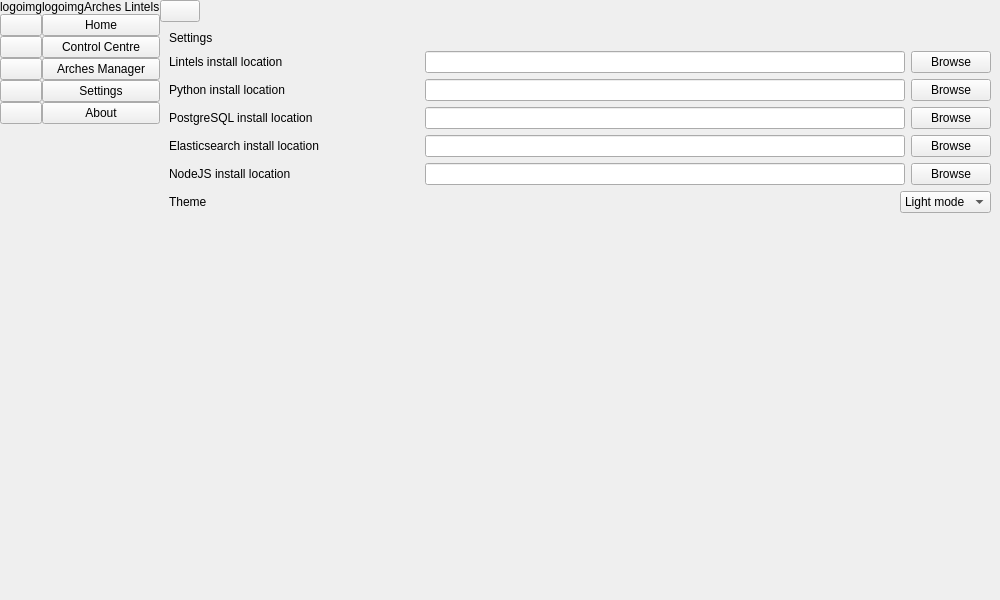
First picture: the form in arches_lintels/ui/ui_mainwindow.ui, repository k-int/arches-lintels, before the edit.
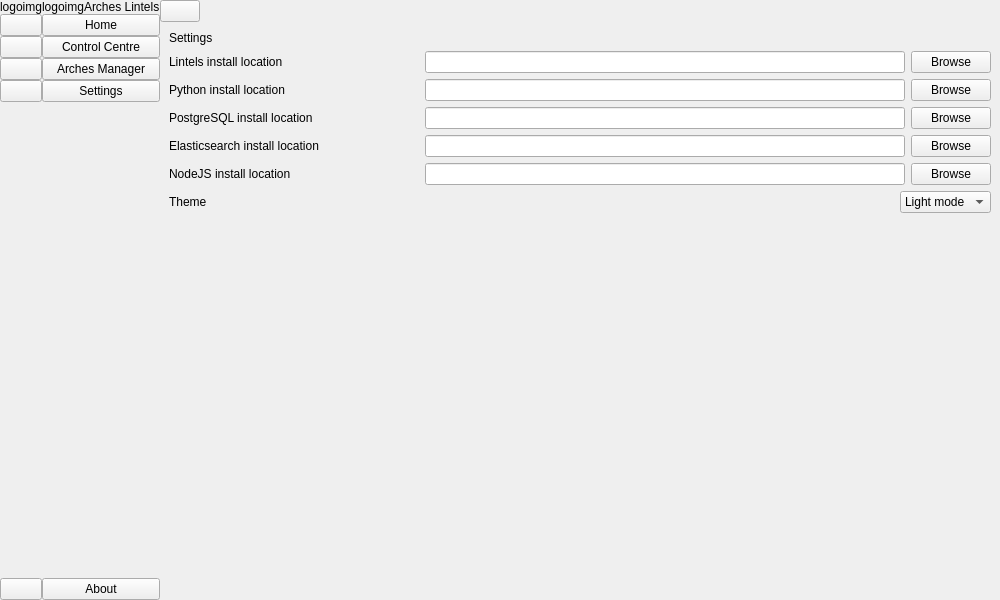
Second picture: the form after the edit.

Commit message: Move about page to bottom of navbar

What changed in the file:
```diff
--- a/arches_lintels/ui/ui_mainwindow.ui
+++ b/arches_lintels/ui/ui_mainwindow.ui
@@ -104,6 +104,19 @@
            </property>
           </widget>
          </item>
+         <item>
+          <spacer name="verticalSpacer">
+           <property name="orientation">
+            <enum>Qt::Orientation::Vertical</enum>
+           </property>
+           <property name="sizeHint" stdset="0">
+            <size>
+             <width>20</width>
+             <height>428</height>
+            </size>
+           </property>
+          </spacer>
+         </item>
          <item>
           <widget class="QPushButton" name="aboutIconOnly">
            <property name="text">
@@ -113,19 +126,6 @@
          </item>
         </layout>
        </item>
-       <item>
-        <spacer name="verticalSpacer">
-         <property name="orientation">
-          <enum>Qt::Orientation::Vertical</enum>
-         </property>
-         <property name="sizeHint" stdset="0">
-          <size>
-           <width>20</width>
-           <height>428</height>
-          </size>
-         </property>
-        </spacer>
-       </item>
       </layout>
      </widget>
     </item>
@@ -225,6 +225,19 @@
            </property>
           </widget>
          </item>
+         <item>
+          <spacer name="verticalSpacer_2">
+           <property name="orientation">
+            <enum>Qt::Orientation::Vertical</enum>
+           </property>
+           <property name="sizeHint" stdset="0">
+            <size>
+             <width>20</width>
+             <height>428</height>
+            </size>
+           </property>
+          </spacer>
+         </item>
          <item>
           <widget class="QPushButton" name="aboutFull">
            <property name="text">
@@ -240,19 +253,6 @@
          </item>
         </layout>
        </item>
-       <item>
-        <spacer name="verticalSpacer_2">
-         <property name="orientation">
-          <enum>Qt::Orientation::Vertical</enum>
-         </property>
-         <property name="sizeHint" stdset="0">
-          <size>
-           <width>20</width>
-           <height>428</height>
-          </size>
-         </property>
-        </spacer>
-       </item>
       </layout>
      </widget>
     </item>
```
The commit also changes 2 other files.
